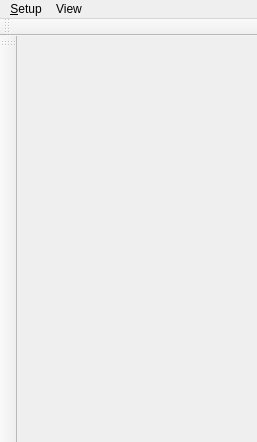
First picture: the form in uis/mainwindow.ui, repository mainster/WorktimeManager, before the edit.
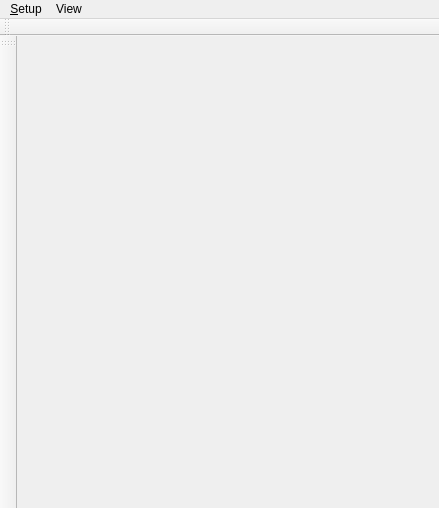
Second picture: the form after the edit. Icons and pictures are not drawn.

Commit message: InpFrm:: fixedHeight struct implemented

What changed in the file:
```diff
--- a/uis/mainwindow.ui
+++ b/uis/mainwindow.ui
@@ -6,8 +6,8 @@
    <rect>
     <x>0</x>
     <y>0</y>
-    <width>257</width>
-    <height>442</height>
+    <width>439</width>
+    <height>508</height>
    </rect>
   </property>
   <property name="windowTitle">
@@ -18,7 +18,28 @@
     <normaloff>:/images/database.png</normaloff>:/images/database.png</iconset>
   </property>
   <property name="styleSheet">
-   <string notr="true"/>
+   <string notr="true">*[mandatoryField=&quot;true&quot;] { background-color: yellow }
+
+ QGroupBox {
+   background-color: qlineargradient(x1: 0, y1: 0, x2: 0, y2: 1, stop: 0 #E0E0E0, stop: 1 #FFFFFF);
+   border-radius: 5px;
+   margin-top: 1ex; /* leave space at the top for the title */
+   font: italic 9pt &quot;Arial&quot;;
+   font-weight: bold;
+   color: black;
+}
+
+QGroupBox#myGb[urgent=false] { border: 2px solid gray;	}
+QGroupBox#myGb[urgent=true] { border: 2px dashed gray;	}
+/*QTableView#myTv[prop=&quot;rank1&quot;] { background: red; }
+QTableView#myTv[prop=&quot;rank2&quot;] { background: blue; }*/
+
+QGroupBox::title {
+   subcontrol-origin: margin; /* margin boarder padding content */
+   subcontrol-position: top center; /* position at the top center */
+   top: 3px;   
+   padding: 0px 6px
+} </string>
   </property>
   <widget class="QWidget" name="centralWidget">
    <property name="sizePolicy">
@@ -34,7 +55,7 @@
     <rect>
      <x>0</x>
      <y>0</y>
-     <width>257</width>
+     <width>439</width>
      <height>27</height>
     </rect>
    </property>
```
The commit also changes 7 other files.
